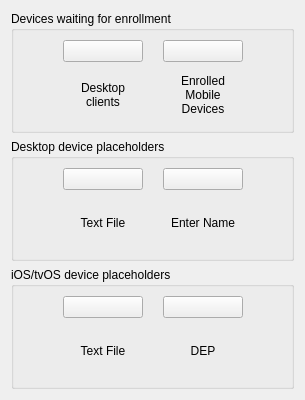
Old version of the form FWAdminLib/NewClientDlg.ui in the repository fw-dev/translations.
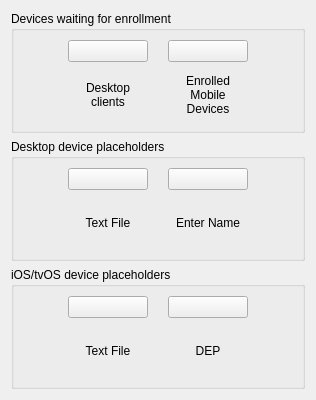
New version of the form. Icons and pictures are not drawn.

```diff
--- a/FWAdminLib/NewClientDlg.ui
+++ b/FWAdminLib/NewClientDlg.ui
@@ -6,16 +6,10 @@
    <rect>
     <x>0</x>
     <y>0</y>
-    <width>305</width>
+    <width>316</width>
     <height>400</height>
    </rect>
   </property>
-  <property name="sizePolicy">
-   <sizepolicy hsizetype="Fixed" vsizetype="Fixed">
-    <horstretch>0</horstretch>
-    <verstretch>0</verstretch>
-   </sizepolicy>
-  </property>
   <property name="windowTitle">
    <string>Create New Client</string>
   </property>
```
Left out of the diff: 16 changed lines with no effect on the pictures.
